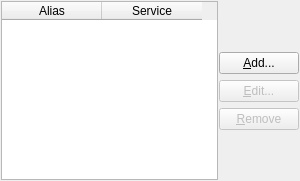
Old version of the form src/accounts_base.ui in the repository KDE/choqok.
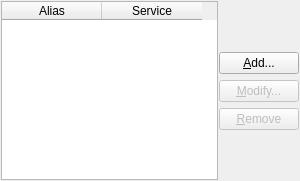
New version of the form. Custom widgets are drawn as their Qt base class.

Commit message: GUI, Bugs on Modify and remove an account fixed.  * a new Class to make account management easier added.  * Some Krazy reported issues fixed.

What changed in the file:
```diff
--- a/src/accounts_base.ui
+++ b/src/accounts_base.ui
@@ -85,7 +85,7 @@
         <bool>false</bool>
        </property>
        <property name="text" >
-        <string>&amp;Edit...</string>
+        <string>&amp;Modify...</string>
        </property>
       </widget>
      </item>
```
The commit also changes 15 other files.
